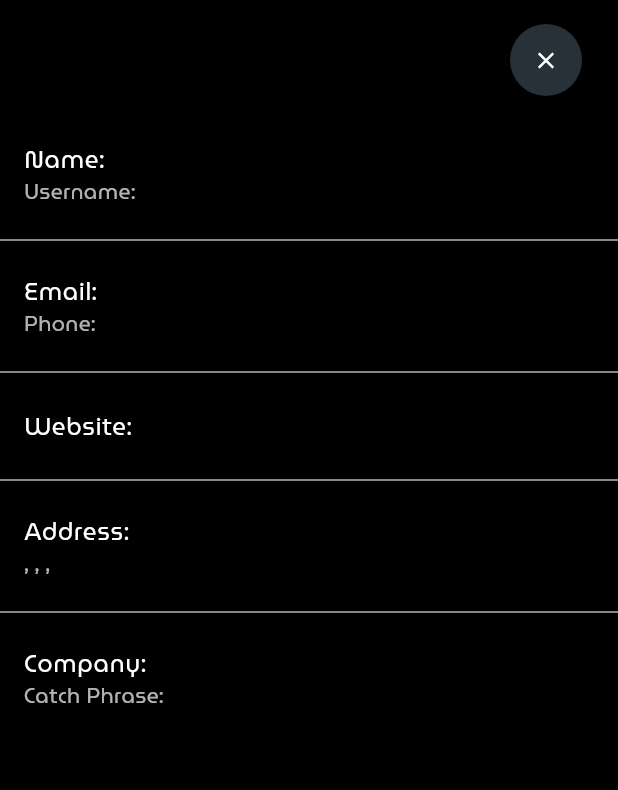
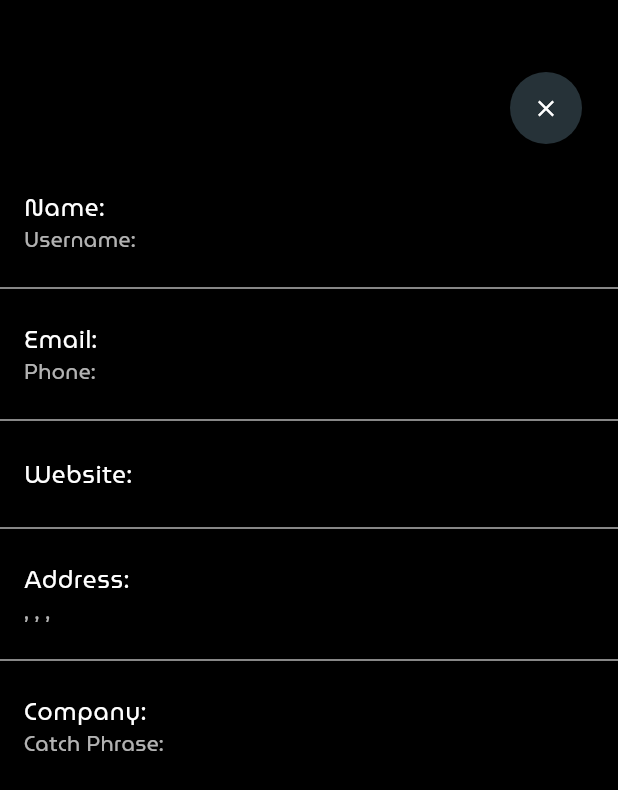
Before and after one commit to StepanFriedl/homework, a Flutter app: the DetailScreen screen opened directly with empty values, on a phone screen of 412 x 824 dp. Shown: the top 790 px of the screen. Run offline on Flutter 3.47's test engine with Material 3 defaults, Android fonts, the phone set to English and light mode, and no system bars; our stand-ins replace shared_preferences; accounts and stored records are empty; network calls fail.

```diff
--- a/lib/screens/detail_screen.dart
+++ b/lib/screens/detail_screen.dart
@@ -18,7 +18,9 @@ class DetailScreen extends StatelessWidget {
             child: Row(
               mainAxisAlignment: MainAxisAlignment.end,
               children: [
-                Container(
+                Padding(
+                  padding: EdgeInsets.only(top: 32.0),
+                  child: Container(
                     decoration: BoxDecoration(
                       shape: BoxShape.circle,
                       color: Color(0xFF263238),
@@ -30,6 +32,8 @@ class DetailScreen extends StatelessWidget {
                       child: Icon(Icons.close, color: Colors.white),
                     ),
                   ),
+                ),
+
               ],
             ),
           ),
--- a/pubspec.yaml
+++ b/pubspec.yaml
@@ -30,7 +30,7 @@ environment:
 dependencies:
   flutter:
     sdk: flutter
-  http: ^0.13.5
+  http: ^1.2.1
   shared_preferences: ^2.2.3
 
   # The following adds the Cupertino Icons font to your application.
@@ -46,7 +46,7 @@ dev_dependencies:
   # activated in the `analysis_options.yaml` file located at the root of your
   # package. See that file for information about deactivating specific lint
   # rules and activating additional ones.
-  flutter_lints: ^3.0.0
+  flutter_lints: ^4.0.0
 
 # For information on the generic Dart part of this file, see the
 # following page: https://dart.dev/tools/pub/pubspec
```
Also changed, not shown: pubspec.lock, 10 other files. Lines whose indentation alone changed are shown as unchanged.
